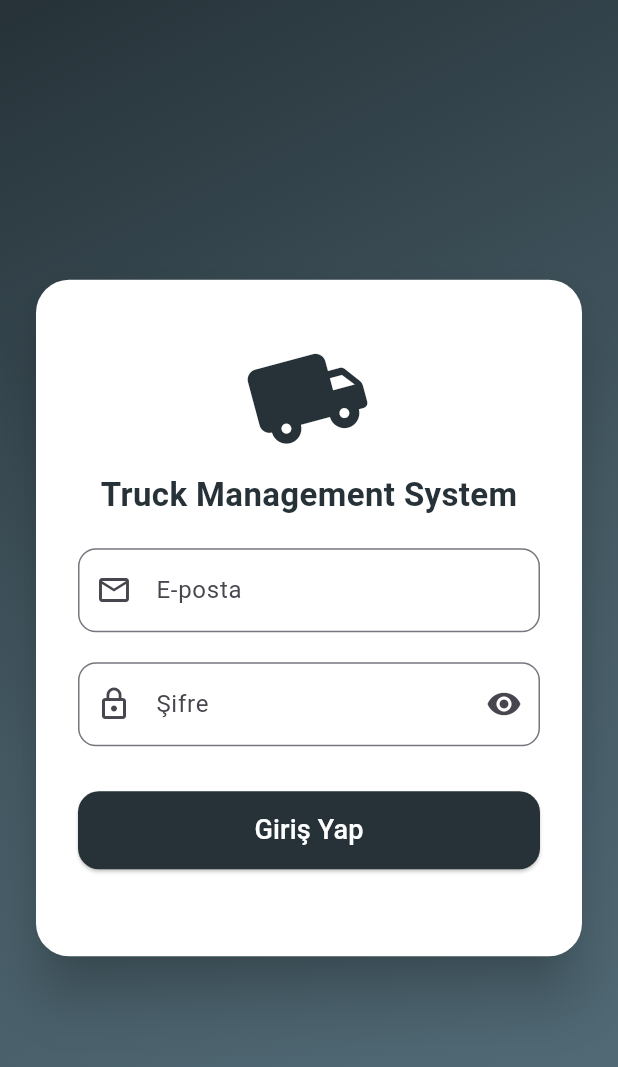
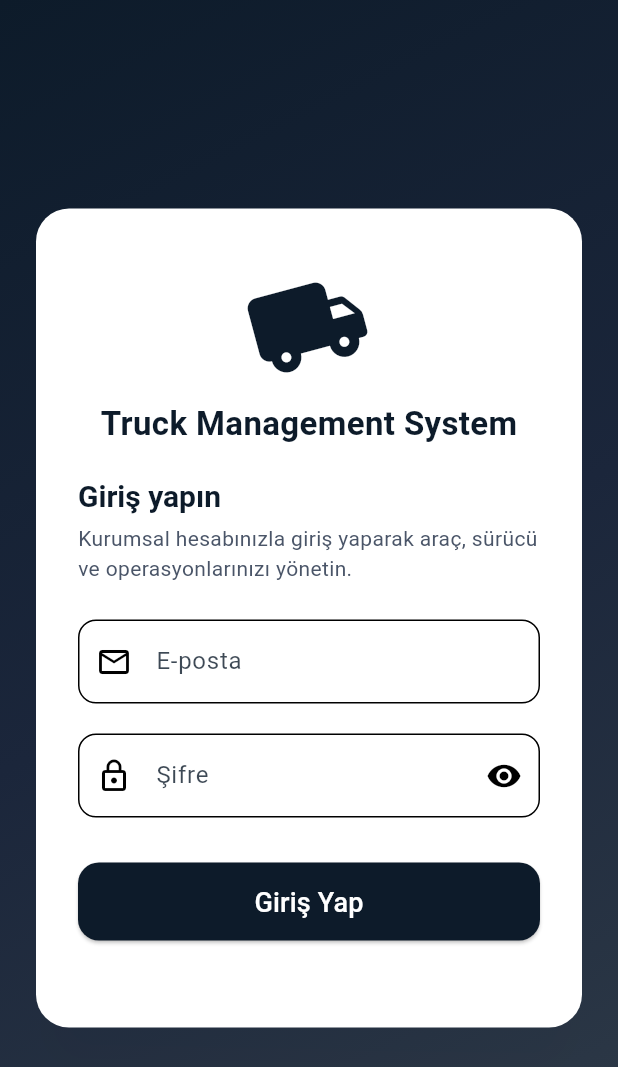
Before and after one commit to fatihmirza0/Truck-Management-System, a Flutter app: the screen it shows after launch, on a phone screen of 412 x 824 dp. Shown: the top 1067 px of the screen. Run offline on Flutter 3.47's test engine with Material 3 defaults, Android fonts, the light colour scheme and no system bars; our stand-ins replace cloud_firestore, file_picker, firebase_auth, firebase_core, firebase_storage, fl_chart and 4 more; missing offline and left inert: flutter_downloader, syncfusion_flutter_xlsio; accounts and stored records are empty.

Commit message:
Improve login experience and secure configuration

```diff
--- a/lib/main.dart
+++ b/lib/main.dart
@@ -5,6 +5,7 @@
 import 'package:flutter_downloader/flutter_downloader.dart';
 import 'firebase_options.dart';
 import 'package:flutter/foundation.dart';
+import 'widgets/app_theme.dart';
 
 // Ekranlar
 import 'screens/login_screen.dart';
@@ -17,8 +18,8 @@
   await Firebase.initializeApp(options: DefaultFirebaseOptions.currentPlatform);
   if (!kIsWeb && (Platform.isAndroid || Platform.isIOS)) {
     await FlutterDownloader.initialize(
-      debug: true,
-      ignoreSsl: true,
+      debug: kDebugMode,
+      ignoreSsl: false,
     );
   }
   runApp(const MyApp());
@@ -32,7 +33,7 @@
     return MaterialApp(
       title: 'Truck Management System',
       debugShowCheckedModeBanner: false,
-      theme: ThemeData(primarySwatch: Colors.blueGrey),
+      theme: AppTheme.theme(),
       initialRoute: '/',
       onGenerateRoute: (settings) {
         switch (settings.name) {
--- a/lib/screens/login_screen.dart
+++ b/lib/screens/login_screen.dart
@@ -2,6 +2,7 @@
 import 'package:cloud_firestore/cloud_firestore.dart';
 import 'package:firebase_auth/firebase_auth.dart';
 import 'dart:math' as math;
+import '../widgets/app_theme.dart';
 
 class LoginScreen extends StatefulWidget {
   const LoginScreen({super.key});
@@ -115,17 +116,18 @@
   Widget build(BuildContext context) {
     final width = MediaQuery.of(context).size.width;
     final isDesktop = width >= 900;
-    final primaryColor = Colors.blueGrey.shade900;
+    final primaryColor = AppTheme.primary;
+    final gradientColors = [
+      AppTheme.primary,
+      AppTheme.secondary,
+      AppTheme.primary.withOpacity(0.85),
+    ];
 
     return Scaffold(
       body: Container(
         decoration: BoxDecoration(
           gradient: LinearGradient(
-            colors: [
-              Colors.blueGrey.shade900,
-              Colors.blueGrey.shade700,
-              Colors.blueGrey.shade600
-            ],
+            colors: gradientColors,
             begin: Alignment.topLeft,
             end: Alignment.bottomRight,
           ),
@@ -148,7 +150,13 @@
                         padding: const EdgeInsets.only(right: 40),
                         child: Column(
                           children: [
-                            Transform.rotate(
+                            Container(
+                              padding: const EdgeInsets.all(16),
+                              decoration: BoxDecoration(
+                                color: Colors.white.withOpacity(0.1),
+                                borderRadius: BorderRadius.circular(18),
+                              ),
+                              child: Transform.rotate(
                                 angle: -math.pi / 12,
                                 child: const Icon(
                                   Icons.local_shipping_rounded,
@@ -156,15 +164,16 @@
                                   size: 115,
                                 ),
                               ),
-                            const SizedBox(height: 20),
+                            ),
+                            const SizedBox(height: 24),
                             Text(
                               "Truck Management System",
                               textAlign: TextAlign.center,
                               style: TextStyle(
-                                fontSize: 32,
-                                fontWeight: FontWeight.bold,
+                                fontSize: 34,
+                                fontWeight: FontWeight.w700,
                                 color: Colors.white,
-                                letterSpacing: 0.5,
+                                letterSpacing: 0.8,
                               ),
                             ),
                             const SizedBox(height: 10),
@@ -173,9 +182,41 @@
                               textAlign: TextAlign.center,
                               style: TextStyle(
                                 color: Colors.white70,
-                                fontSize: 16,
+                                fontSize: 17,
                               ),
                             ),
+                            const SizedBox(height: 24),
+                            Container(
+                              padding: const EdgeInsets.all(16),
+                              decoration: BoxDecoration(
+                                color: Colors.white.withOpacity(0.08),
+                                borderRadius: BorderRadius.circular(18),
+                                border:
+                                    Border.all(color: Colors.white24, width: 1),
+                              ),
+                              child: const Column(
+                                crossAxisAlignment: CrossAxisAlignment.start,
+                                children: [
+                                  Text(
+                                    " • Gerçek zamanlı filo görünürlüğü",
+                                    style: TextStyle(
+                                        color: Colors.white70, fontSize: 14),
+                                  ),
+                                  SizedBox(height: 8),
+                                  Text(
+                                    " • Güvenli görev atama ve takip",
+                                    style: TextStyle(
+                                        color: Colors.white70, fontSize: 14),
+                                  ),
+                                  SizedBox(height: 8),
+                                  Text(
+                                    " • İleri seviye raporlama ve içgörü",
+                                    style: TextStyle(
+                                        color: Colors.white70, fontSize: 14),
+                                  ),
+                                ],
+                              ),
+                            )
                           ],
                         ),
                       ),
@@ -214,6 +255,27 @@
                                 ),
                                 const SizedBox(height: 20),
                               ],
+                            Align(
+                              alignment: Alignment.centerLeft,
+                              child: Column(
+                                crossAxisAlignment: CrossAxisAlignment.start,
+                                children: [
+                                  Text(
+                                    "Giriş yapın",
+                                    style: Theme.of(context)
+                                        .textTheme
+                                        .titleLarge
+                                        ?.copyWith(color: primaryColor),
+                                  ),
+                                  const SizedBox(height: 6),
+                                  Text(
+                                    "Kurumsal hesabınızla giriş yaparak araç, sürücü ve operasyonlarınızı yönetin.",
+                                    style: Theme.of(context).textTheme.bodyMedium,
+                                  ),
+                                  const SizedBox(height: 24),
+                                ],
+                              ),
+                            ),
                             TextField(
                               controller: emailController,
                               decoration: InputDecoration(
--- a/lib/utils/route_utils.dart
+++ b/lib/utils/route_utils.dart
@@ -3,15 +3,24 @@
 import 'package:http/http.dart' as http;
 
 class RouteUtils {
+  static const String _apiKey = String.fromEnvironment('GOOGLE_MAPS_API_KEY');
 
-  static const String apiKey = "AIzaSyBW9ivbOndjriQ50cwHN6d3VUiWmQJ9VdE";
+  static String get _safeApiKey {
+    if (_apiKey.isEmpty) {
+      throw const FormatException(
+          'Google Maps API anahtarı eksik. --dart-define=GOOGLE_MAPS_API_KEY ile geçin.');
+    }
+    return _apiKey;
+  }
 
   /// 🔹 adres → koordinat
   static Future<Map<String, double>?> geocode(String address) async {
     final url =
-        "https://maps.googleapis.com/maps/api/geocode/json?address=${Uri.encodeComponent(address)}&key=$apiKey";
+        "https://maps.googleapis.com/maps/api/geocode/json?address=${Uri.encodeComponent(address)}&key=$_safeApiKey";
 
-    final res = await http.get(Uri.parse(url));
+    final res = await http.get(Uri.parse(url)).timeout(const Duration(seconds: 10));
+    if (res.statusCode != 200) return null;
+
     final data = jsonDecode(res.body);
 
     if (data["status"] == "OK") {
@@ -27,9 +36,10 @@
   /// 🔥 Google Directions API ile gerçek rota km'si
   static Future<double> getRouteKm(double lat1, double lng1, double lat2, double lng2) async {
     final url =
-        "https://maps.googleapis.com/maps/api/directions/json?origin=$lat1,$lng1&destination=$lat2,$lng2&key=$apiKey";
+        "https://maps.googleapis.com/maps/api/directions/json?origin=$lat1,$lng1&destination=$lat2,$lng2&key=$_safeApiKey";
 
-    final res = await http.get(Uri.parse(url));
+    final res = await http.get(Uri.parse(url)).timeout(const Duration(seconds: 10));
+    if (res.statusCode != 200) return 0;
     final data = jsonDecode(res.body);
 
     if (data["routes"] == null || data["routes"].isEmpty) return 0;
--- /dev/null
+++ b/lib/widgets/app_theme.dart
@@ -0,0 +1,75 @@
+import 'package:flutter/material.dart';
+
+class AppTheme {
+  AppTheme._();
+
+  static const Color primary = Color(0xFF0D1B2A);
+  static const Color secondary = Color(0xFF1B263B);
+  static const Color accent = Color(0xFF00A8E8);
+  static const Color surface = Color(0xFFF5F7FA);
+
+  static ThemeData theme() {
+    final colorScheme = const ColorScheme.light(
+      primary: primary,
+      secondary: accent,
+      surface: surface,
+      onPrimary: Colors.white,
+      onSecondary: Colors.white,
+    );
+
+    return ThemeData(
+      colorScheme: colorScheme,
+      primaryColor: primary,
+      scaffoldBackgroundColor: surface,
+      fontFamily: 'Roboto',
+      appBarTheme: const AppBarTheme(
+        backgroundColor: primary,
+        foregroundColor: Colors.white,
+        elevation: 0,
+      ),
+      cardTheme: CardTheme(
+        color: Colors.white,
+        elevation: 10,
+        shape: RoundedRectangleBorder(borderRadius: BorderRadius.circular(18)),
+        shadowColor: Colors.black.withOpacity(0.08),
+      ),
+      inputDecorationTheme: InputDecorationTheme(
+        border: OutlineInputBorder(
+          borderRadius: BorderRadius.circular(12),
+          borderSide: BorderSide(color: primary.withOpacity(0.15)),
+        ),
+        focusedBorder: OutlineInputBorder(
+          borderRadius: BorderRadius.circular(12),
+          borderSide: const BorderSide(color: accent, width: 1.5),
+        ),
+        labelStyle: TextStyle(color: primary.withOpacity(0.8)),
+      ),
+      elevatedButtonTheme: ElevatedButtonThemeData(
+        style: ElevatedButton.styleFrom(
+          backgroundColor: primary,
+          foregroundColor: Colors.white,
+          shape: RoundedRectangleBorder(
+            borderRadius: BorderRadius.circular(14),
+          ),
+          padding: const EdgeInsets.symmetric(vertical: 14, horizontal: 16),
+        ),
+      ),
+      textTheme: const TextTheme(
+        displayLarge: TextStyle(
+          fontSize: 34,
+          fontWeight: FontWeight.bold,
+          color: primary,
+        ),
+        titleLarge: TextStyle(
+          fontSize: 20,
+          fontWeight: FontWeight.w600,
+          color: primary,
+        ),
+        bodyMedium: TextStyle(
+          fontSize: 14,
+          color: Color(0xFF4A5568),
+        ),
+      ),
+    );
+  }
+}
```
Lines whose indentation alone changed are shown as unchanged.
